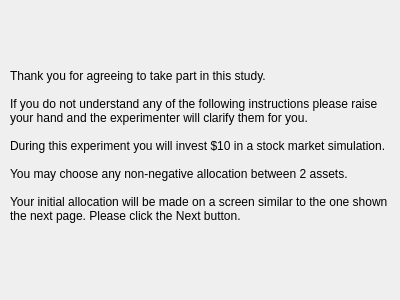
This is MarketSimulation/instructionscreen1.ui in dwattttt/marketsim as Qt 5 draws it before an edit. The edited form follows.
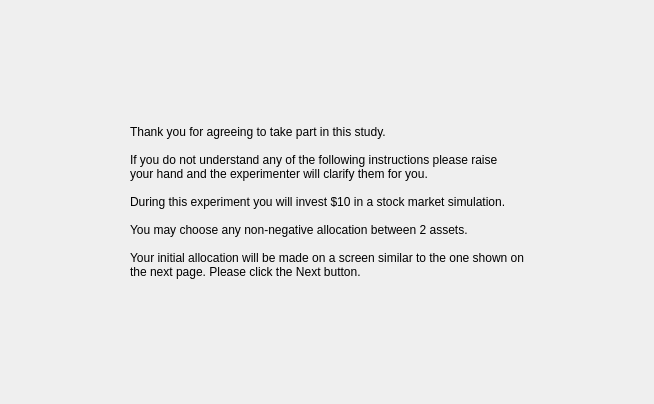
This is the edited form.

Commit message: Updated the layouts on the ui screens. Should be a bit nicer.

Patch:
```diff
--- a/MarketSimulation/instructionscreen1.ui
+++ b/MarketSimulation/instructionscreen1.ui
@@ -6,24 +6,46 @@
    <rect>
     <x>0</x>
     <y>0</y>
-    <width>400</width>
-    <height>300</height>
+    <width>654</width>
+    <height>404</height>
    </rect>
   </property>
   <property name="windowTitle">
    <string>Form</string>
   </property>
-  <widget class="QLabel" name="label">
-   <property name="geometry">
-    <rect>
-     <x>10</x>
-     <y>10</y>
-     <width>381</width>
-     <height>271</height>
-    </rect>
-   </property>
-   <property name="text">
-    <string>Thank you for agreeing to take part in this study.
+  <layout class="QHBoxLayout" name="horizontalLayout">
+   <item>
+    <spacer name="horizontalSpacer">
+     <property name="orientation">
+      <enum>Qt::Horizontal</enum>
+     </property>
+     <property name="sizeHint" stdset="0">
+      <size>
+       <width>75</width>
+       <height>20</height>
+      </size>
+     </property>
+    </spacer>
+   </item>
+   <item>
+    <layout class="QVBoxLayout" name="verticalLayout">
+     <item>
+      <spacer name="verticalSpacer_2">
+       <property name="orientation">
+        <enum>Qt::Vertical</enum>
+       </property>
+       <property name="sizeHint" stdset="0">
+        <size>
+         <width>20</width>
+         <height>40</height>
+        </size>
+       </property>
+      </spacer>
+     </item>
+     <item>
+      <widget class="QLabel" name="label">
+       <property name="text">
+        <string>Thank you for agreeing to take part in this study.
 
 If you do not understand any of the following instructions please raise
 your hand and the experimenter will clarify them for you.
@@ -34,8 +56,38 @@
 
 Your initial allocation will be made on a screen similar to the one shown on
 the next page. Please click the Next button.</string>
-   </property>
-  </widget>
+       </property>
+      </widget>
+     </item>
+     <item>
+      <spacer name="verticalSpacer">
+       <property name="orientation">
+        <enum>Qt::Vertical</enum>
+       </property>
+       <property name="sizeHint" stdset="0">
+        <size>
+         <width>20</width>
+         <height>40</height>
+        </size>
+       </property>
+      </spacer>
+     </item>
+    </layout>
+   </item>
+   <item>
+    <spacer name="horizontalSpacer_2">
+     <property name="orientation">
+      <enum>Qt::Horizontal</enum>
+     </property>
+     <property name="sizeHint" stdset="0">
+      <size>
+       <width>75</width>
+       <height>20</height>
+      </size>
+     </property>
+    </spacer>
+   </item>
+  </layout>
  </widget>
  <resources/>
  <connections/>
```
The commit also changes 14 other files.
